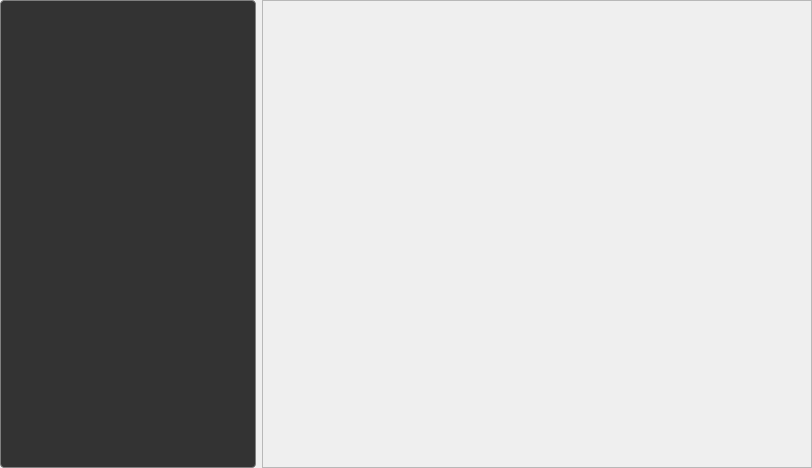
Before: the Qt Designer form VVRScene/window.ui in chrispap/VVRFramework, drawn with Qt 5.
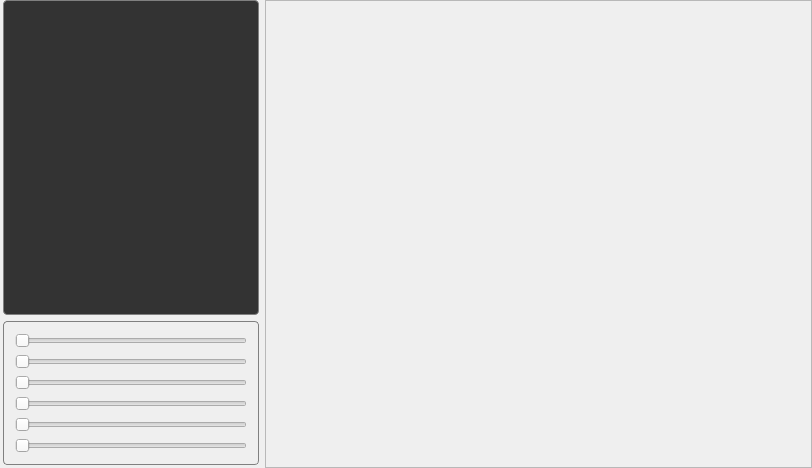
After: the same form once the commit is applied.

```diff
--- a/VVRScene/window.ui
+++ b/VVRScene/window.ui
@@ -13,6 +13,21 @@
   <property name="windowTitle">
    <string>MainWindow</string>
   </property>
+  <property name="styleSheet">
+   <string notr="true">QGroupBox {
+    border: 1px solid grey;
+    border-radius: 4px;
+    margin-top: 0.5em;
+    font-weight: bold;
+}
+
+QGroupBox::title {
+    subcontrol-origin: margin;
+    left: 10px;
+    padding: 0 3px 0 3px;
+}
+</string>
+  </property>
   <property name="unifiedTitleAndToolBarOnMac">
    <bool>false</bool>
   </property>
@@ -33,9 +48,17 @@
     <item>
      <layout class="QHBoxLayout" name="horizontalLayout_0" stretch="0,5">
       <item>
-       <widget class="QPlainTextEdit" name="plain_text_log">
-        <property name="styleSheet">
-         <string notr="true">QPlainTextEdit { 
+       <layout class="QVBoxLayout" name="verticalLayout_left" stretch="10,1">
+        <property name="leftMargin">
+         <number>3</number>
+        </property>
+        <property name="bottomMargin">
+         <number>3</number>
+        </property>
+        <item>
+         <widget class="QPlainTextEdit" name="plain_text_log">
+          <property name="styleSheet">
+           <string notr="true">QPlainTextEdit { 
     border: 1px solid grey;
     border-radius: 4px;
     margin: 0.2em;
@@ -45,14 +68,120 @@
     color: #00aa33;
 }
 </string>
-        </property>
-        <property name="readOnly">
-         <bool>true</bool>
-        </property>
-        <property name="textInteractionFlags">
-         <set>Qt::NoTextInteraction</set>
-        </property>
-       </widget>
+          </property>
+          <property name="readOnly">
+           <bool>true</bool>
+          </property>
+          <property name="textInteractionFlags">
+           <set>Qt::NoTextInteraction</set>
+          </property>
+         </widget>
+        </item>
+        <item alignment="Qt::AlignTop">
+         <widget class="QGroupBox" name="slider_groupbox">
+          <property name="title">
+           <string/>
+          </property>
+          <layout class="QVBoxLayout" name="verticalLayout_3">
+           <item>
+            <widget class="QSlider" name="horizontalSlider_0">
+             <property name="orientation">
+              <enum>Qt::Horizontal</enum>
+             </property>
+            </widget>
+           </item>
+           <item>
+            <widget class="QSlider" name="horizontalSlider_1">
+             <property name="maximum">
+              <number>100</number>
+             </property>
+             <property name="orientation">
+              <enum>Qt::Horizontal</enum>
+             </property>
+             <property name="tickPosition">
+              <enum>QSlider::NoTicks</enum>
+             </property>
+            </widget>
+           </item>
+           <item>
+            <widget class="QSlider" name="horizontalSlider_2">
+             <property name="maximum">
+              <number>100</number>
+             </property>
+             <property name="orientation">
+              <enum>Qt::Horizontal</enum>
+             </property>
+             <property name="tickPosition">
+              <enum>QSlider::NoTicks</enum>
+             </property>
+            </widget>
+           </item>
+           <item>
+            <widget class="QSlider" name="horizontalSlider_3">
+             <property name="maximum">
+              <number>100</number>
+             </property>
+             <property name="orientation">
+              <enum>Qt::Horizontal</enum>
+             </property>
+             <property name="tickPosition">
+              <enum>QSlider::NoTicks</enum>
+             </property>
+            </widget>
+           </item>
+           <item>
+            <widget class="QSlider" name="horizontalSlider_4">
+             <property name="maximum">
+              <number>100</number>
+             </property>
+             <property name="orientation">
+              <enum>Qt::Horizontal</enum>
+             </property>
+             <property name="tickPosition">
+              <enum>QSlider::NoTicks</enum>
+             </property>
+            </widget>
+           </item>
+           <item>
+            <widget class="QSlider" name="horizontalSlider_5">
+             <property name="maximum">
+              <number>100</number>
+             </property>
+             <property name="orientation">
+              <enum>Qt::Horizontal</enum>
+             </property>
+             <property name="tickPosition">
+              <enum>QSlider::NoTicks</enum>
+             </property>
+            </widget>
+           </item>
+           <item>
+            <spacer name="verticalSpacer">
+             <property name="orientation">
+              <enum>Qt::Vertical</enum>
+             </property>
+             <property name="sizeHint" stdset="0">
+              <size>
+               <width>20</width>
+               <height>40</height>
+              </size>
+             </property>
+            </spacer>
+           </item>
+          </layout>
+          <zorder>verticalLayoutWidget</zorder>
+          <zorder>verticalLayoutWidget</zorder>
+          <zorder>verticalLayoutWidget</zorder>
+          <zorder>horizontalSlider_4</zorder>
+          <zorder>horizontalSlider_2</zorder>
+          <zorder>horizontalSlider_5</zorder>
+          <zorder>horizontalSlider_3</zorder>
+          <zorder>verticalSpacer</zorder>
+          <zorder>horizontalSlider_1</zorder>
+          <zorder>horizontalSlider_0</zorder>
+         </widget>
+        </item>
+       </layout>
       </item>
       <item>
        <widget class="QScrollArea" name="scrollArea">
@@ -64,7 +193,7 @@
           <rect>
            <x>0</x>
            <y>0</y>
-           <width>546</width>
+           <width>542</width>
            <height>464</height>
           </rect>
          </property>
```
Left out of the diff: 6 changed lines with no effect on the pictures.
